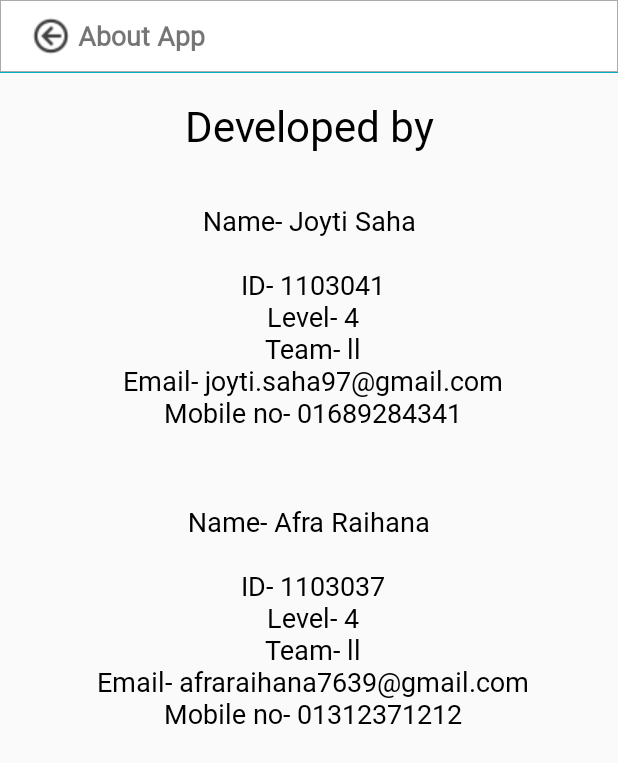
After one commit to TheMehedi/BAIUSTHub, an Android app: the AboutAppActivity screen opened directly, with no data from a screen before it, on a phone screen of 412 x 824 dp. The commit adds this screen. Shown: the top 763 px of the screen. Run offline under Robolectric (Android 15) with nearby library versions, the phone set to English and light mode, and no system bars.

Commit message:
Final Commit

```diff
--- a/app/src/main/AndroidManifest.xml
+++ b/app/src/main/AndroidManifest.xml
@@ -15,6 +15,7 @@
         android:supportsRtl="true"
         android:theme="@style/AppTheme"
         android:usesCleartextTraffic="true">
+        <activity android:name=".AboutAppActivity"></activity>
         <activity android:name=".IntroActivity">
             <intent-filter>
                 <action android:name="android.intent.action.MAIN" />
@@ -28,7 +29,7 @@
         <activity android:name=".ProfileSetupActivity" />
         <activity android:name=".RegistrationActivity" />
         <activity android:name=".LoginActivity" />
-        <activity android:name=".WelcomeActivity"/>
+        <activity android:name=".WelcomeActivity" />
         <activity android:name=".MainActivity" />
 
         <uses-library
--- /dev/null
+++ b/app/src/main/java/com/joyti/baiusthub/AboutAppActivity.java
@@ -0,0 +1,14 @@
+package com.joyti.baiusthub;
+
+import androidx.appcompat.app.AppCompatActivity;
+
+import android.os.Bundle;
+
+public class AboutAppActivity extends AppCompatActivity {
+
+    @Override
+    protected void onCreate(Bundle savedInstanceState) {
+        super.onCreate(savedInstanceState);
+        setContentView(R.layout.activity_about_app);
+    }
+}
--- a/app/src/main/java/com/joyti/baiusthub/MainActivity.java
+++ b/app/src/main/java/com/joyti/baiusthub/MainActivity.java
@@ -56,5 +56,14 @@ public class MainActivity extends AppCompatActivity {
             }
         });
 
+        aboutApp.setOnClickListener(new View.OnClickListener() {
+            @Override
+            public void onClick(View v) {
+
+                Intent intent = new Intent(getApplicationContext(), AboutAppActivity.class);
+                startActivity(intent);
+            }
+        });
+
     }
 }
--- /dev/null
+++ b/app/src/main/res/layout/activity_about_app.xml
@@ -0,0 +1,100 @@
+<?xml version="1.0" encoding="utf-8"?>
+<LinearLayout xmlns:tools="http://schemas.android.com/tools"
+    xmlns:android="http://schemas.android.com/apk/res/android"
+    android:layout_width="match_parent"
+    android:layout_height="match_parent"
+    xmlns:app="http://schemas.android.com/apk/res-auto"
+    android:orientation="vertical"
+    tools:context=".ProfileViewActivity">
+
+    <RelativeLayout
+        android:id="@+id/rellay1"
+        android:layout_width="match_parent"
+        android:layout_height="wrap_content">
+
+        <androidx.appcompat.widget.Toolbar
+            android:id="@+id/toolbar"
+            android:layout_width="match_parent"
+            android:layout_height="48dp"
+            android:background="@drawable/ractangle_line"
+            app:layout_constraintEnd_toEndOf="parent"
+            app:layout_constraintStart_toStartOf="parent"
+            app:layout_constraintTop_toTopOf="parent">
+
+            <LinearLayout
+                android:layout_width="match_parent"
+                android:layout_height="48dp"
+                android:orientation="horizontal">
+
+
+                <ImageButton
+                    android:layout_width="wrap_content"
+                    android:layout_height="wrap_content"
+                    android:layout_gravity="center"
+                    android:onClick="backBtn"
+                    android:background="@drawable/arrow"/>
+
+                <TextView
+                    android:layout_width="0dp"
+                    android:layout_height="wrap_content"
+                    android:text="About App"
+                    android:layout_weight="1"
+                    android:textStyle="bold"
+                    android:textSize="18sp"
+                    android:layout_gravity="center"/>
+
+
+            </LinearLayout>
+
+        </androidx.appcompat.widget.Toolbar>
+
+        <View
+            android:layout_width="match_parent"
+            android:layout_height="0.5dp"
+            android:background="@color/colorPrimary"
+            android:layout_below="@+id/toolbar"/>
+
+
+
+
+    </RelativeLayout>
+
+    <TextView
+        android:layout_width="match_parent"
+        android:layout_height="wrap_content"
+        android:text="Developed by"
+        android:textAlignment="center"
+        android:textColor="@android:color/black"
+        android:textSize="28sp"
+        android:padding="16dp"/>
+
+    <TextView
+        android:layout_width="match_parent"
+        android:layout_height="wrap_content"
+        android:padding="16dp"
+        android:text="Name- Joyti Saha\n\n
+ID- 1103041\n
+Level- 4\n
+Team- ll\n
+Email- joyti.saha97@gmail.com\n
+Mobile no- 01689284341"
+        android:textAlignment="center"
+        android:textSize="18sp"
+        android:layout_marginBottom="16dp"
+        android:textColor="@android:color/black"/>
+
+    <TextView
+        android:layout_width="match_parent"
+        android:layout_height="wrap_content"
+        android:padding="16dp"
+        android:text="Name- Afra Raihana\n\n
+ID- 1103037\n
+Level- 4\n
+Team- ll\n
+Email- afraraihana7639@gmail.com\n
+Mobile no- 01312371212"
+        android:textAlignment="center"
+        android:textSize="18sp"
+        android:textColor="@android:color/black"/>
+
+</LinearLayout>
--- a/app/src/main/res/layout/filelist.xml
+++ b/app/src/main/res/layout/filelist.xml
@@ -49,7 +49,7 @@
 
         <Button
             android:id="@+id/downloadBtn"
-            android:layout_width="90dp"
+            android:layout_width="100dp"
             android:layout_height="36dp"
             android:textSize="12sp"
             android:text="Download"
@@ -59,7 +59,7 @@
 
         <Button
             android:id="@+id/ratingBtn"
-            android:layout_width="90dp"
+            android:layout_width="100dp"
             android:layout_height="36dp"
             android:text="Rate"
             android:textSize="12sp"
--- a/build.gradle
+++ b/build.gradle
@@ -7,7 +7,7 @@ buildscript {
 
     }
     dependencies {
-        classpath 'com.android.tools.build:gradle:3.6.1'
+        classpath 'com.android.tools.build:gradle:3.6.2'
         classpath 'com.google.gms:google-services:4.3.3'
 
         // NOTE: Do not place your application dependencies here; they belong
```
Also changed, not shown: 3 other files.
